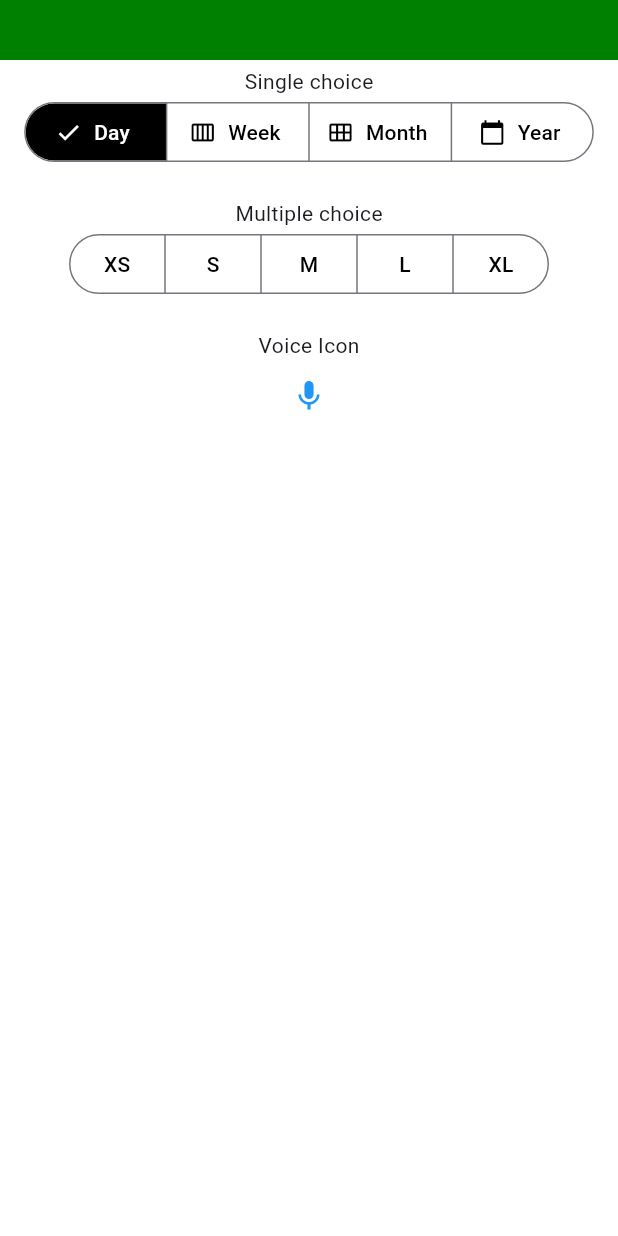
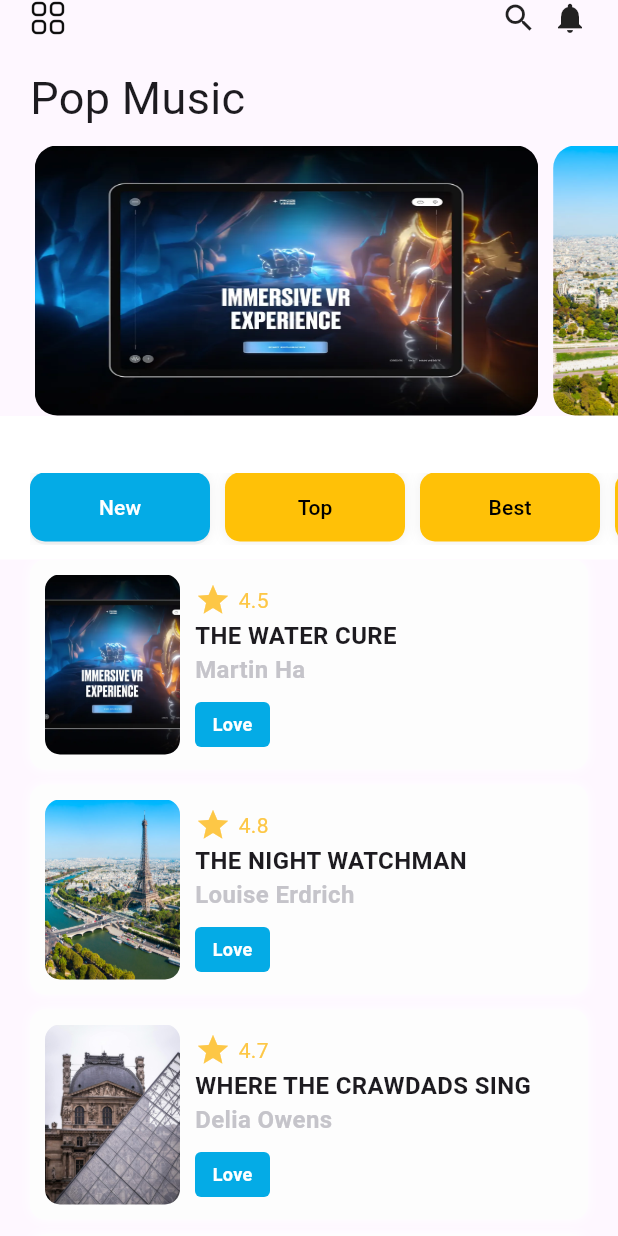
Before and after one commit to gitmeas02/Mobile, a Flutter app: the screen it shows after launch, on a phone screen of 412 x 824 dp. Run offline on Flutter 3.47's test engine with Material 3 defaults, Android fonts, the phone set to English and light mode, and no system bars; Roboto replaces fonts that are missing (Avenir).

Commit message:
finish project youtube1

```diff
--- /dev/null
+++ b/lib/audio/app_colors.dart
@@ -0,0 +1,21 @@
+import 'package:flutter/material.dart';
+
+class AppColors {
+  // static const Color primary = Color(0xFF4A90E2);
+  // static const Color background = Color(0xFFF5F5F5);
+  // static const Color text = Color(0xFF333333);
+
+  static const Color background = Color(0xFFfafafc);
+  static const Color silverBackground = Color(0xFFfafafc);
+  static const Color menu1Color = Color(0xFFf9d263);
+  static const Color menu2Color = Color(0xFFf2603d);
+  static const Color menu3Color = Color(0xFF04abe6);
+  static const Color tabVarViewColor = Color(0xFFfdfdfd);
+
+  static const Color starColor = Color(0xFFfdc746);
+  static const Color subTitleText = Color(0xFFc5c4ca);
+  static const Color loveColor = Color(0xFF00ace6);
+  static const Color audioBlueBackground = Color(0xFFeeeffa);
+  static const Color audioGreyBackground = Color(0xFFf2f2f2);
+
+}
--- a/lib/main.dart
+++ b/lib/main.dart
@@ -1,8 +1,6 @@
 import 'package:flutter/material.dart';
+import 'pages/my_home_page.dart';
 
-import 'components/Icons/voice.dart';
-import 'components/SegmentedButton/MultipleChoice.dart';
-import 'components/SegmentedButton/SingleChoice.dart';
 void main() {
   runApp(const MyApp());
 }
@@ -13,37 +11,17 @@ class MyApp extends StatefulWidget {
   @override
   State<MyApp> createState() => _MyAppState();
 }
+
 class _MyAppState extends State<MyApp> {
   @override
   Widget build(BuildContext context) {
     return MaterialApp(
+      title:'Audio Player',
       debugShowCheckedModeBanner: false,
-      theme: ThemeData(useMaterial3: true),
-      home: Scaffold(
-        backgroundColor: Colors.white,
-        appBar: AppBar(
-        backgroundColor:const Color(0xFF008000),
-        toolbarHeight: 40,
-        ),
-        body: Center(
-    child: Column(
-     crossAxisAlignment: CrossAxisAlignment.center,
-      mainAxisAlignment: MainAxisAlignment.start,
-      children: const <Widget>[
-        SizedBox(height: 4),
-        Text('Single choice'),
-        SingleChoice(),
-        SizedBox(height: 20),
-        Text('Multiple choice'),
-        MultipleChoice(),
-        SizedBox(height: 20),
-        Text("Voice Icon"),
-        Voice()
-      ],
-    ),
-),
-
+      theme: ThemeData(
+        primaryColor: Colors.blue,
       ),
+      home: MyHomePage(),
     );
   }
 }
--- /dev/null
+++ b/lib/my_tabs.dart
@@ -0,0 +1,15 @@
+import 'package:flutter/material.dart';
+
+class AppTabs extends StatefulWidget {
+  const AppTabs({super.key});
+
+  @override
+  State<AppTabs> createState() => _AppTabsState();
+}
+
+class _AppTabsState extends State<AppTabs> {
+  @override
+  Widget build(BuildContext context) {
+    return Container();
+  }
+}
--- /dev/null
+++ b/lib/pages/my_home_page.dart
@@ -0,0 +1,350 @@
+import 'dart:convert';
+
+import 'package:flutter/material.dart';
+
+import '../audio/app_colors.dart' as AppColors;
+
+class MyHomePage extends StatefulWidget {
+  const MyHomePage({super.key});
+  @override
+  State<MyHomePage> createState() => _MyHomePageState();
+}
+
+class _MyHomePageState extends State<MyHomePage>
+    with SingleTickerProviderStateMixin {
+  List popularBooks = [];
+  late ScrollController _scrollController;
+  late TabController _tabController;
+  int selectedIndex = 0;
+  final List<String> tabsLabel = ["New", "Top", "Best", "Popular"];
+  readData() async {
+    await DefaultAssetBundle.of(
+      context,
+    ).loadString("json/popularBooks.json").then((s) {
+      setState(() {
+        popularBooks = json.decode(s);
+      });
+    });
+  }
+
+  @override
+  void initState() {
+    super.initState();
+    _tabController = TabController(length: tabsLabel.length, vsync: this);
+    _scrollController = ScrollController();
+    readData();
+
+    _tabController.addListener(() {
+      if (_tabController.indexIsChanging == false) {
+        setState(() {
+          selectedIndex = _tabController.index;
+        });
+      }
+    });
+  }
+ @override
+  void dispose() {
+    _tabController.dispose();
+    super.dispose();
+  }
+  @override
+  Widget build(BuildContext context) {
+    return Container(
+      color: AppColors.AppColors.background,
+      child: SafeArea(
+        child: Scaffold(
+          body: Column(
+            children: [
+              Container(
+                margin: EdgeInsets.only(left: 20, right: 20),
+                child: Row(
+                  mainAxisAlignment: MainAxisAlignment.spaceBetween,
+                  children: [
+                    ImageIcon(
+                      AssetImage("images/menu.png"),
+                      size: 24,
+                      color: Colors.black,
+                    ),
+                    Row(
+                      children: [
+                        // ImageIcon(AssetImage("images/alarm.png"),size:24,color:Colors.black),
+                        // ImageIcon(AssetImage("images/search.png"), size: 24,),
+                        Icon(Icons.search),
+                        SizedBox(width: 10),
+                        Icon(Icons.notifications),
+                      ],
+                    ),
+                  ],
+                ),
+              ),
+              SizedBox(height: 20),
+              Row(
+                children: [
+                  Container(
+                    margin: const EdgeInsets.only(left: 20),
+                    child: Text("Pop Music", style: TextStyle(fontSize: 30)),
+                  ),
+                ],
+              ),
+              SizedBox(height: 10),
+              Container(
+                padding: EdgeInsets.all(0),
+                height: 180,
+                child: Stack(
+                  children: [
+                    Positioned(
+                      top: 0,
+                      left: -20,
+                      right: 0,
+                      child: Container(
+                        padding: EdgeInsets.all(0),
+                        height: 180,
+                        child: PageView.builder(
+                          controller: PageController(viewportFraction: 0.8),
+                          itemCount:
+                              popularBooks == null ? 0 : popularBooks.length,
+                          itemBuilder: (_, i) {
+                            return Container(
+                              width: MediaQuery.of(context).size.width,
+                              height: 180,
+                              margin: const EdgeInsets.only(right: 10),
+                              decoration: BoxDecoration(
+                                borderRadius: BorderRadius.circular(15),
+                                image: DecorationImage(
+                                  image: AssetImage(popularBooks[i]["img"]),
+                                  fit: BoxFit.fill,
+                                ),
+                              ),
+                            );
+                          },
+                        ),
+                      ),
+                    ),
+                  ],
+                ),
+              ),
+              Expanded(
+                child: NestedScrollView(
+                  controller: _scrollController,
+                  headerSliverBuilder: (BuildContext context, bool isScroll) {
+                    return [
+                      SliverAppBar(
+                        pinned: true,
+                        backgroundColor: Colors.white,
+                        bottom: PreferredSize(
+                          preferredSize: Size.fromHeight(40),
+                          child: Container(
+                            margin: const EdgeInsets.only(
+                              bottom: 10,
+                              left: 20,
+                              top: 10,
+                            ),
+                            child: TabBar(
+                              dividerColor: Colors.transparent,
+                              labelColor: Colors.white,
+                              splashFactory: NoSplash.splashFactory,
+                              tabAlignment: TabAlignment.center,
+                              controller: _tabController,
+                              indicatorPadding: const EdgeInsets.all(0),
+                              splashBorderRadius: BorderRadius.circular(10),
+                              indicatorSize: TabBarIndicatorSize.label,
+                              labelPadding: const EdgeInsets.only(right: 10),
+                              isScrollable: true,
+                              indicator: BoxDecoration(
+                                borderRadius: BorderRadius.circular(10),
+                                color: Colors.grey.shade200,
+                              ),
+                              onTap: (index) {
+                                setState(() {
+                                  selectedIndex =
+                                      index; // Update the selected index
+                                  _tabController.animateTo(index);
+                                });
+                              },
+                              tabs: List.generate(tabsLabel.length, (index) {
+                                return Tab(
+                                  child: AnimatedContainer(
+                                    duration: const Duration(milliseconds: 300),
+                                    alignment: Alignment.center,
+                                    width: 120,
+                                    height: 50,
+                                    decoration: BoxDecoration(
+                                      borderRadius: BorderRadius.circular(10),
+                                      color:
+                                          selectedIndex == index
+                                              ? AppColors.AppColors.menu3Color
+                                              : Colors.amber,
+                                      boxShadow: [
+                                        BoxShadow(
+                                          color: Colors.grey.shade200,
+                                          blurRadius: 7,
+                                          offset: Offset(0, 0),
+                                        ),
+                                      ],
+                                    ),
+                                    child: Text(
+                                      tabsLabel[index],
+                                      style: TextStyle(
+                                        color:
+                                            selectedIndex == index
+                                                ? Colors.white
+                                                : Colors.black,
+                                      ),
+                                    ),
+                                  ),
+                                );
+                              }),
+                            ),
+                          ),
+                        ),
+                      ),
+                    ];
+                  },
+                  body: TabBarView(
+                    controller: _tabController,
+                    children: [
+                      ListView.builder(
+                        itemCount:
+                            popularBooks == null ? 0 : popularBooks.length,
+                        itemBuilder: (_, i) {
+                          return Container(
+                            margin: const EdgeInsets.only(
+                              left: 20,
+                              right: 20,
+                              bottom: 10,
+                            ),
+                            child: Container(
+                              decoration: BoxDecoration(
+                                color: AppColors.AppColors.tabVarViewColor,
+                                borderRadius: BorderRadius.circular(10),
+                                boxShadow: [
+                                  BoxShadow(
+                                    color: Colors.white,
+                                    blurRadius: 5,
+                                    offset: Offset(0, 0),
+                                  ),
+                                ],
+                              ),
+                              child: Container(
+                                padding: const EdgeInsets.all(10),
+                                child: Row(
+                                  children: [
+                                    Container(
+                                      width: 90,
+                                      height: 120,
+                                      decoration: BoxDecoration(
+                                        borderRadius: BorderRadius.circular(10),
+                                        image: DecorationImage(
+                                          image: AssetImage(
+                                            popularBooks[i]["img"],
+                                          ),
+                                          fit: BoxFit.cover,
+                                        ),
+                                      ),
+                                    ),
+                                    SizedBox(width: 10),
+                                    Column(
+                                      crossAxisAlignment:
+                                          CrossAxisAlignment.start,
+                                      children: [
+                                        Row(
+                                          children: [
+                                            Icon(
+                                              Icons.star,
+                                              color:
+                                                  AppColors.AppColors.starColor,
+                                            ),
+                                            SizedBox(width: 5),
+                                            Text(
+                                              popularBooks[i]["rating"],
+                                              style: TextStyle(
+                                                color:
+                                                    AppColors
+                                                        .AppColors
+                                                        .starColor,
+                                              ),
+                                            ),
+                                          ],
+                                        ),
+                                        Text(
+                                          popularBooks[i]["title"],
+                                          style: TextStyle(
+                                            fontSize: 16,
+                                            fontFamily: "Avenir",
+                                            fontWeight: FontWeight.bold,
+                                          ),
+                                        ),
+                                        Text(
+                                          popularBooks[i]["text"],
+                                          style: TextStyle(
+                                            fontSize: 16,
+                                            fontFamily: "Avenir",
+                                            fontWeight: FontWeight.bold,
+                                            color:
+                                                AppColors
+                                                    .AppColors
+                                                    .subTitleText,
+                                          ),
+                                        ),
+                                        Container(
+                                          width: 50,
+                                          height: 30,
+                                          margin: const EdgeInsets.only(
+                                            top: 10,
+                                          ),
+                                          decoration: BoxDecoration(
+                                            color:
+                                                AppColors.AppColors.menu3Color,
+                                            borderRadius: BorderRadius.circular(
+                                              4,
+                                            ),
+                                          ),
+                                          alignment: Alignment.center,
+                                          child: Text(
+                                            "Love",
+                                            style: TextStyle(
+                                              fontSize: 12,
+                                              fontFamily: "Avenir",
+                                              fontWeight: FontWeight.bold,
+                                              color: Colors.white,
+                                            ),
+                                          ),
+                                        ),
+                                      ],
+                                    ),
+                                  ],
+                                ),
+                              ),
+                            ),
+                          );
+                        },
+                      ),
+                      Material(
+                        child: ListTile(
+                          leading: CircleAvatar(backgroundColor: Colors.grey),
+                          title: Text("Content2"),
+                        ),
+                      ),
+                      Material(
+                        child: ListTile(
+                          leading: CircleAvatar(backgroundColor: Colors.grey),
+                          title: Text("Content3"),
+                        ),
+                      ),
+                      Material(
+                        child: ListTile(
+                          leading: CircleAvatar(backgroundColor: Colors.grey),
+                          title: Text("Content4"),
+                        ),
+                      ),
+                    ],
+                  ),
+                ),
+              ),
+            ],
+          ),
+        ),
+      ),
+    );
+  }
+}
--- a/pubspec.yaml
+++ b/pubspec.yaml
@@ -52,6 +52,8 @@ dev_dependencies:
 flutter:
   assets:
     - images/
+    - json/
+    # - assets/
   # The following line ensures that the Material Icons font is
   # included with your application, so that you can use the icons in
   # the material Icons class.
```
Also changed, not shown: json/books.json (added, +58 -0 lines), json/popularBooks.json (added, +44 -0 lines), images/alarm.png (added), images/menu.png (added), images/pic1.png (added), images/pic2.png (added), images/pic3.png (added), images/pic4.png (added), images/search.png (added), 1 other file.
